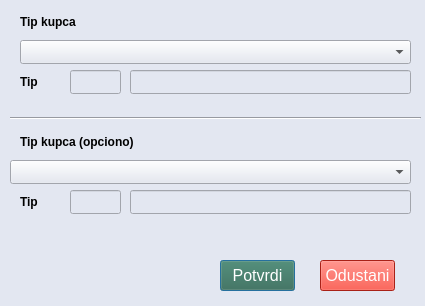
ljuba17/desktop_pos, file ui/select_customer.ui: the form before one commit.
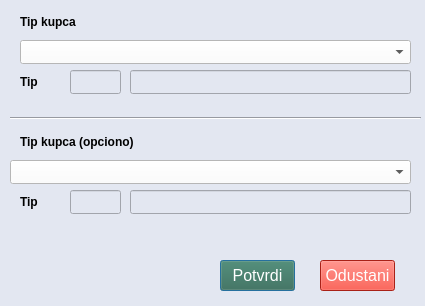
The form after the commit.

Commit message: style: Poboljsanje stila za izbor tipa kupca

Patch:
```diff
--- a/ui/select_customer.ui
+++ b/ui/select_customer.ui
@@ -30,6 +30,12 @@
      <height>24</height>
     </rect>
    </property>
+   <property name="styleSheet">
+    <string notr="true">background-color: rgb(255, 255, 255);
+color: rgb(0, 0, 0);
+selection-background-color: rgb(82, 104, 143);
+selection-color: rgb(255, 255, 255);</string>
+   </property>
    <item>
     <property name="text">
      <string/>
@@ -276,6 +282,12 @@
      <height>24</height>
     </size>
    </property>
+   <property name="styleSheet">
+    <string notr="true">background-color: rgb(255, 255, 255);
+color: rgb(0, 0, 0);
+selection-background-color: rgb(82, 104, 143);
+selection-color: rgb(255, 255, 255);</string>
+   </property>
    <item>
     <property name="text">
      <string/>
```
The commit also changes 1 other file.
